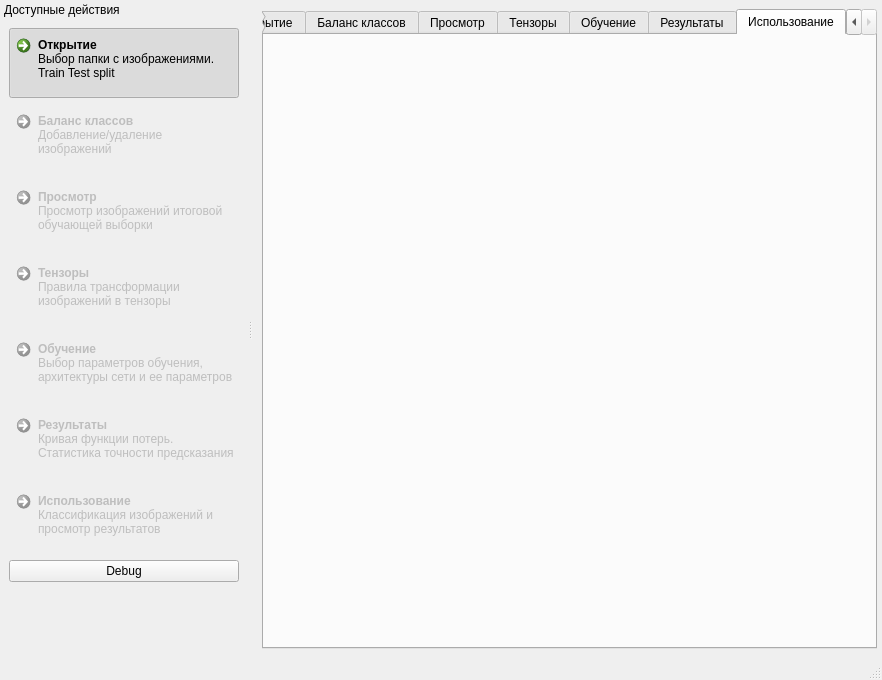
Old version of the form qt_cpp_project/mainwindow.ui in the repository gurmaaan/MedNN.
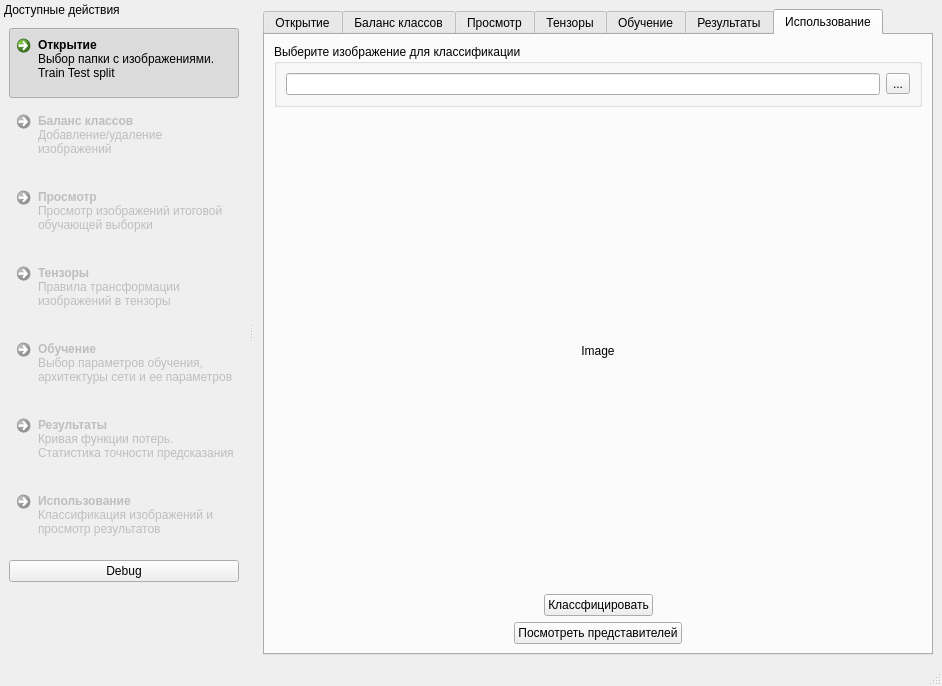
New version of the form. The open tabs and pages were chosen to show the change. Icons and pictures are not drawn.

Commit message: Дизайн еще 3 вкладок Сохранение loss словаря в файл

Diff of the .ui file:
```diff
--- a/qt_cpp_project/mainwindow.ui
+++ b/qt_cpp_project/mainwindow.ui
@@ -9,8 +9,8 @@
    <rect>
     <x>0</x>
     <y>0</y>
-    <width>882</width>
-    <height>680</height>
+    <width>942</width>
+    <height>686</height>
    </rect>
   </property>
   <property name="minimumSize">
@@ -805,6 +805,132 @@
        <attribute name="title">
         <string>Использование</string>
        </attribute>
+       <layout class="QVBoxLayout" name="verticalLayout_11">
+        <item>
+         <widget class="QGroupBox" name="groupBox_3">
+          <property name="sizePolicy">
+           <sizepolicy hsizetype="Preferred" vsizetype="Maximum">
+            <horstretch>0</horstretch>
+            <verstretch>0</verstretch>
+           </sizepolicy>
+          </property>
+          <property name="title">
+           <string>Выберите изображение для классификации</string>
+          </property>
+          <layout class="QHBoxLayout" name="horizontalLayout_15">
+           <item>
+            <widget class="QLineEdit" name="t6_le_openImg"/>
+           </item>
+           <item>
+            <widget class="QToolButton" name="t6_btn_openImg">
+             <property name="text">
+              <string>...</string>
+             </property>
+            </widget>
+           </item>
+          </layout>
+         </widget>
+        </item>
+        <item>
+         <widget class="QLabel" name="t6_lbl_img">
+          <property name="sizePolicy">
+           <sizepolicy hsizetype="Preferred" vsizetype="Minimum">
+            <horstretch>0</horstretch>
+            <verstretch>0</verstretch>
+           </sizepolicy>
+          </property>
+          <property name="minimumSize">
+           <size>
+            <width>150</width>
+            <height>150</height>
+           </size>
+          </property>
+          <property name="text">
+           <string>Image</string>
+          </property>
+          <property name="alignment">
+           <set>Qt::AlignCenter</set>
+          </property>
+         </widget>
+        </item>
+        <item>
+         <layout class="QHBoxLayout" name="horizontalLayout_17">
+          <item>
+           <spacer name="horizontalSpacer_8">
+            <property name="orientation">
+             <enum>Qt::Horizontal</enum>
+            </property>
+            <property name="sizeHint" stdset="0">
+             <size>
+              <width>40</width>
+              <height>20</height>
+             </size>
+            </property>
+           </spacer>
+          </item>
+          <item>
+           <widget class="QPushButton" name="t6_btn_predict">
+            <property name="text">
+             <string>Классфицировать</string>
+            </property>
+           </widget>
+          </item>
+          <item>
+           <spacer name="horizontalSpacer_9">
+            <property name="orientation">
+             <enum>Qt::Horizontal</enum>
+            </property>
+            <property name="sizeHint" stdset="0">
+             <size>
+              <width>40</width>
+              <height>20</height>
+             </size>
+            </property>
+           </spacer>
+          </item>
+         </layout>
+        </item>
+        <item>
+         <layout class="QVBoxLayout" name="t6_lytH_results"/>
+        </item>
+        <item>
+         <layout class="QHBoxLayout" name="horizontalLayout_16">
+          <item>
+           <spacer name="horizontalSpacer_10">
+            <property name="orientation">
+             <enum>Qt::Horizontal</enum>
+            </property>
+            <property name="sizeHint" stdset="0">
+             <size>
+              <width>40</width>
+              <height>20</height>
+             </size>
+            </property>
+           </spacer>
+          </item>
+          <item>
+           <widget class="QPushButton" name="t6_btn_sameItems">
+            <property name="text">
+             <string>Посмотреть представителей</string>
+            </property>
+           </widget>
+          </item>
+          <item>
+           <spacer name="horizontalSpacer_11">
+            <property name="orientation">
+             <enum>Qt::Horizontal</enum>
+            </property>
+            <property name="sizeHint" stdset="0">
+             <size>
+              <width>40</width>
+              <height>20</height>
+             </size>
+            </property>
+           </spacer>
+          </item>
+         </layout>
+        </item>
+       </layout>
       </widget>
      </widget>
     </item>
```
Left out of the diff: 201 changed lines with no effect on the pictures. The commit also changes 2 other files.
